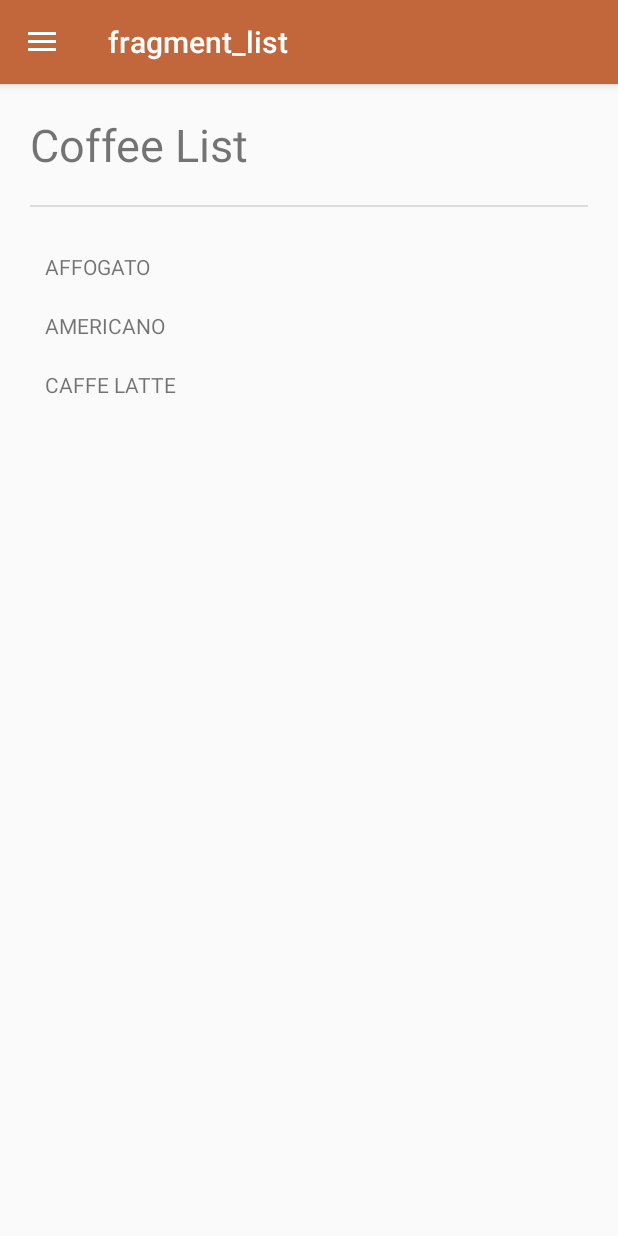
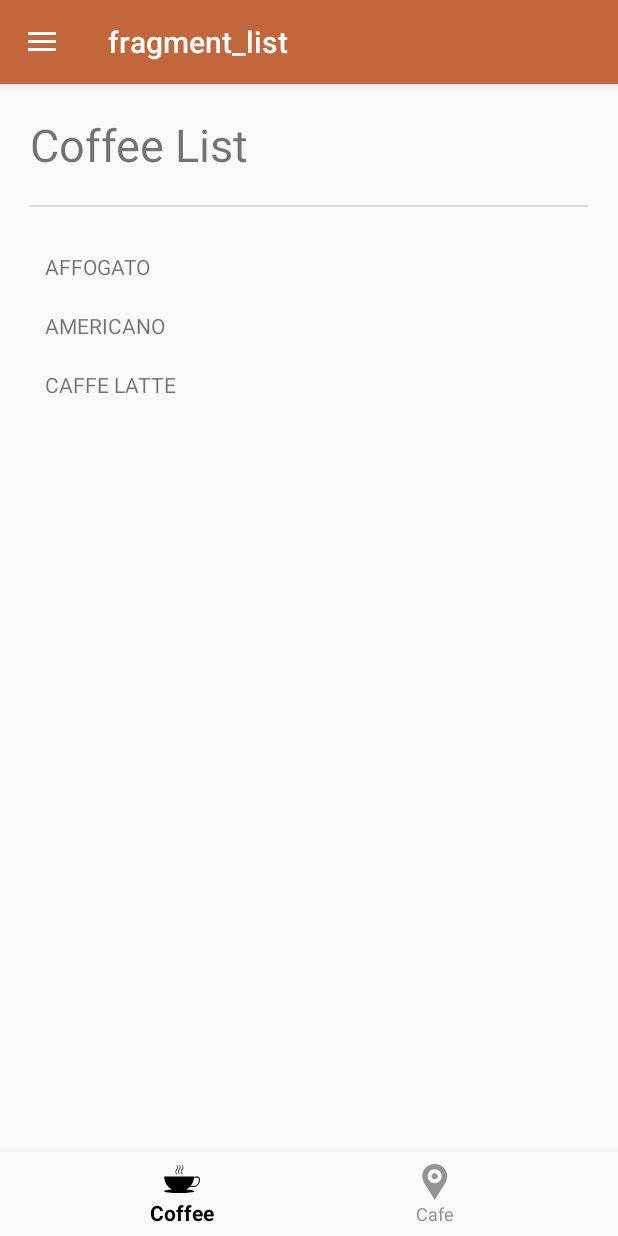
Before and after one commit to Ravel-zer/LAB_WEEK_04, an Android app: the screen it shows after launch (MainActivity), on a phone screen of 412 x 824 dp. Run offline under Robolectric (Android 15) with nearby library versions, the phone set to English and light mode, and no system bars; our stand-ins replace navigation-ui.

Commit message:
Commit No. 2 – Bottom Navigation

```diff
--- a/app/src/main/java/com/example/lab_week_04/MainActivity.kt
+++ b/app/src/main/java/com/example/lab_week_04/MainActivity.kt
@@ -4,32 +4,53 @@ import android.os.Bundle
 import androidx.appcompat.app.AppCompatActivity
 import androidx.navigation.findNavController
 import androidx.navigation.fragment.NavHostFragment
-import androidx.navigation.ui.*
+import androidx.navigation.ui.AppBarConfiguration
+import androidx.navigation.ui.navigateUp
+import androidx.navigation.ui.setupActionBarWithNavController
+import androidx.navigation.ui.setupWithNavController
 import com.google.android.material.navigation.NavigationView
+import com.google.android.material.bottomnavigation.BottomNavigationView
+
 class MainActivity : AppCompatActivity() {
+
     private lateinit var appBarConfiguration: AppBarConfiguration
+
     override fun onCreate(savedInstanceState: Bundle?) {
         super.onCreate(savedInstanceState)
         setContentView(R.layout.activity_main)
+
+        // Setup Toolbar
         setSupportActionBar(findViewById(R.id.toolbar))
+
+        // Setup NavHost
         val navHostFragment =
-            supportFragmentManager.findFragmentById(R.id.nav_host_fragment)
-                    as NavHostFragment
+            supportFragmentManager.findFragmentById(R.id.nav_host_fragment) as NavHostFragment
         val navController = navHostFragment.navController
-        //Creating top level destinations
-        //and adding them to the draw
+
+        // Top-level destinations for DrawerLayout
         appBarConfiguration = AppBarConfiguration(
             setOf(
-                R.id.listFragment, R.id.favoritesFragment
-            ), findViewById(R.id.drawer_layout)
+                R.id.listFragment,
+                R.id.favoritesFragment,
+                R.id.cafeFragment
+            ),
+            findViewById(R.id.drawer_layout)
         )
+
+        // Setup ActionBar (hamburger menu)
         setupActionBarWithNavController(navController, appBarConfiguration)
+
+        // Setup Navigation Drawer
         findViewById<NavigationView>(R.id.nav_view)
             ?.setupWithNavController(navController)
+
+        // Setup Bottom Navigation
+        findViewById<BottomNavigationView>(R.id.bottom_nav)
+            ?.setupWithNavController(navController)
     }
+
     override fun onSupportNavigateUp(): Boolean {
         val navController = findNavController(R.id.nav_host_fragment)
-        return navController.navigateUp(appBarConfiguration) ||
-                super.onSupportNavigateUp()
+        return navController.navigateUp(appBarConfiguration) || super.onSupportNavigateUp()
     }
 }
--- /dev/null
+++ b/app/src/main/res/color/bottom_nav_color.xml
@@ -0,0 +1,5 @@
+<?xml version="1.0" encoding="utf-8"?>
+<selector xmlns:android="http://schemas.android.com/apk/res/android">
+    <item android:state_checked="true" android:color="@color/black" />
+    <item android:state_checked="false" android:color="@color/gray"/>
+</selector>
--- /dev/null
+++ b/app/src/main/res/drawable/cafe.xml
@@ -0,0 +1,9 @@
+<vector xmlns:android="http://schemas.android.com/apk/res/android"
+    android:width="1024dp"
+    android:height="1024dp"
+    android:viewportWidth="1024"
+    android:viewportHeight="1024">
+  <path
+      android:fillColor="#FF000000"
+      android:pathData="M503.7,0C308,0 149.3,155.3 149.3,346.8c0,191.6 236.7,445.5 354.3,677.2 122.7,-231.7 354.3,-485.6 354.3,-677.2C858,155.3 699.4,0 503.7,0L503.7,0zM503.7,544.7c-110.1,0 -199.3,-87.8 -199.3,-196.1 0,-108.3 89.2,-196.1 199.3,-196.1s199.3,87.8 199.3,196.1C703,456.9 613.8,544.7 503.7,544.7L503.7,544.7zM503.7,261.5c-48.9,0 -88.6,39 -88.6,87.1 0,48.1 39.7,87.2 88.6,87.2 48.9,0 88.6,-39 88.6,-87.2C592.3,300.5 552.6,261.5 503.7,261.5L503.7,261.5zM503.7,261.5"/>
+</vector>
--- a/app/src/main/res/layout/app_bar_main.xml
+++ b/app/src/main/res/layout/app_bar_main.xml
@@ -24,4 +24,14 @@
         android:layout_height="wrap_content"
         layout="@layout/content_main"
         app:layout_behavior="@string/appbar_scrolling_view_behavior"/>
+    <com.google.android.material.bottomnavigation.BottomNavigationView
+        android:id="@+id/bottom_nav"
+        android:layout_width="match_parent"
+        android:layout_height="wrap_content"
+        android:layout_gravity="bottom"
+        android:background="?android:attr/windowBackground"
+        app:itemTextColor="@color/bottom_nav_color"
+        app:itemIconTint="@color/bottom_nav_color"
+        app:menu="@menu/bottom_nav_menu"
+        app:labelVisibilityMode="labeled"/>
 </androidx.coordinatorlayout.widget.CoordinatorLayout>
--- /dev/null
+++ b/app/src/main/res/menu/bottom_nav_menu.xml
@@ -0,0 +1,12 @@
+<?xml version="1.0" encoding="utf-8"?>
+<menu xmlns:android=
+    "http://schemas.android.com/apk/res/android">
+    <item
+        android:id="@+id/listFragment"
+        android:icon="@drawable/coffee"
+        android:title="@string/bottom_menu_coffee" />
+    <item
+        android:id="@+id/cafeFragment"
+        android:icon="@drawable/cafe"
+        android:title="@string/bottom_menu_cafe"/>
+</menu>
--- a/app/src/main/res/navigation/nav_graph.xml
+++ b/app/src/main/res/navigation/nav_graph.xml
@@ -24,4 +24,9 @@
         android:name="com.example.lab_week_04.DetailFragment"
         android:label="fragment_detail"
         tools:layout="@layout/fragment_detail" />
+    <fragment
+        android:id="@+id/cafeFragment"
+        android:name="com.example.lab_week_04.CafeFragment"
+        android:label="fragment_cafe"
+        tools:layout="@layout/fragment_cafe" />
 </navigation>
```
Also changed, not shown: app/src/main/java/com/example/lab_week_04/CafeFragment.kt (added, +59 -0 lines), app/src/main/res/layout/fragment_cafe.xml (added, +41 -0 lines).
